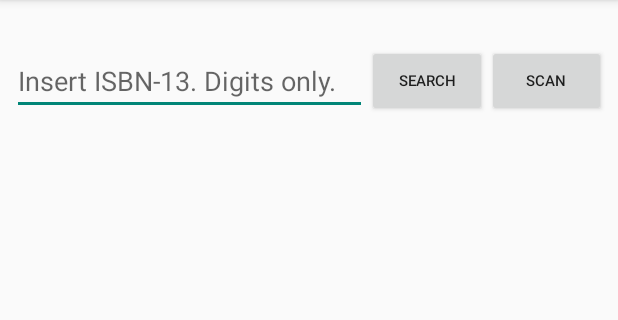
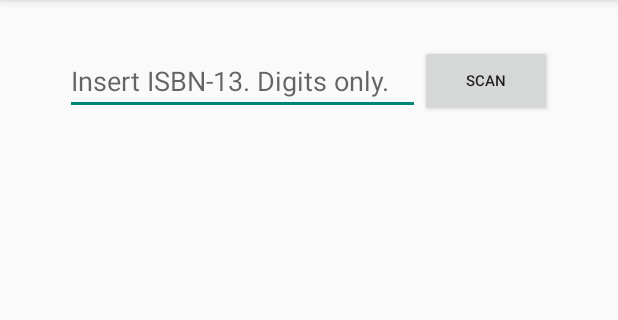
Before and after one commit to huhx0015/AN3_SuperDuo, an Android app: the fragment AddBook placed in its activity, with the options menu open, on a phone screen of 412 x 824 dp, the part 84-404 px from its top. Run offline under Robolectric (Android 15) with nearby library versions, the phone set to English and light mode, and no system bars; our stand-ins replace ButterKnife; 2 statements that could not run were skipped.

Commit message:
* Checks the Internet connection state before making an ISBN request in AddBook.

```diff
--- a/alexandria/src/main/java/it/jaschke/alexandria/activities/MainActivity.java
+++ b/alexandria/src/main/java/it/jaschke/alexandria/activities/MainActivity.java
@@ -16,7 +16,6 @@ import android.view.Menu;
 import android.view.MenuItem;
 import android.view.View;
 import android.widget.Toast;
-
 import it.jaschke.alexandria.fragments.About;
 import it.jaschke.alexandria.fragments.AddBook;
 import it.jaschke.alexandria.fragments.BookDetail;
@@ -25,8 +24,9 @@ import it.jaschke.alexandria.ui.NavigationDrawerFragment;
 import it.jaschke.alexandria.R;
 import it.jaschke.alexandria.api.Callback;
 
+public class MainActivity extends AppCompatActivity implements NavigationDrawerFragment.NavigationDrawerCallbacks, Callback {
 
-public class MainActivity extends AppCompatActivity implements NavigationDrawerFragment.NavigationDrawerCallbacks, Callback {
+    /** CLASS VARIABLES ________________________________________________________________________ **/
 
     /**
      * Fragment managing the behaviors, interactions and presentation of the navigation drawer.
--- a/alexandria/src/main/res/layout/fragment_add_book.xml
+++ b/alexandria/src/main/res/layout/fragment_add_book.xml
@@ -35,18 +35,8 @@
             <Button
                 android:layout_width="wrap_content"
                 android:layout_height="wrap_content"
-                android:text="SEARCH"
-                android:id="@+id/search_button"
-                android:layout_weight="1"
-                android:layout_gravity="center"
-                android:textSize="10sp" />
-
-            <Button
-                android:layout_width="wrap_content"
-                android:layout_height="wrap_content"
                 android:text="@string/scan_button"
                 android:id="@+id/scan_button"
-                android:layout_weight="1"
                 android:layout_gravity="center"
                 android:textSize="10sp" />
 
```
Also changed, not shown: alexandria/src/main/java/it/jaschke/alexandria/fragments/AddBook.java (+54 -31 lines).
